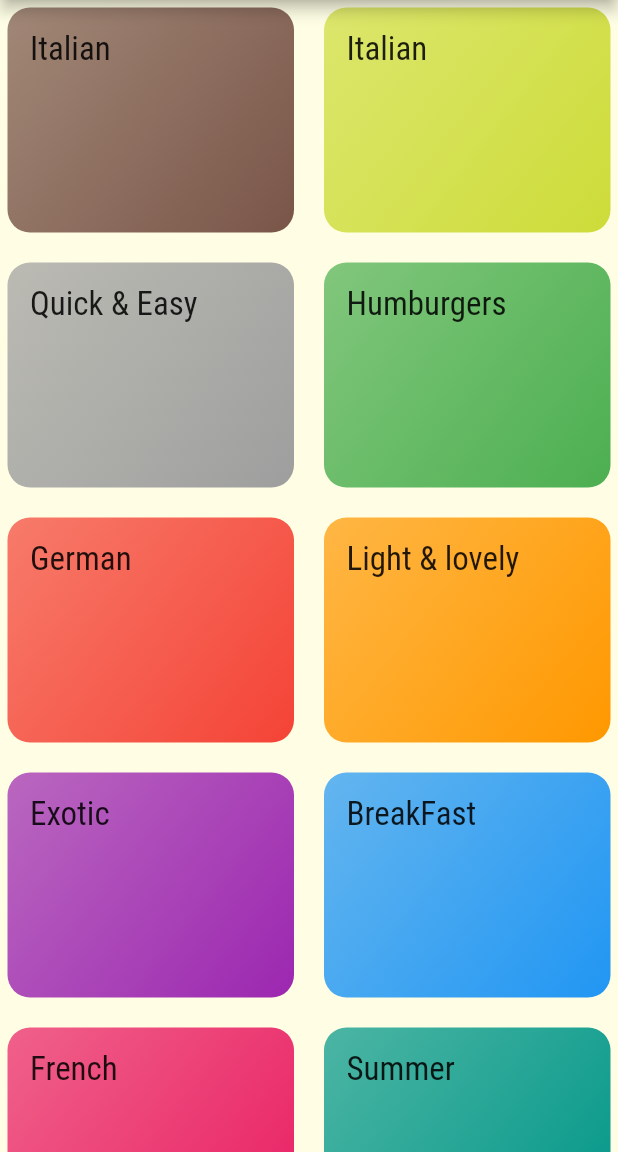
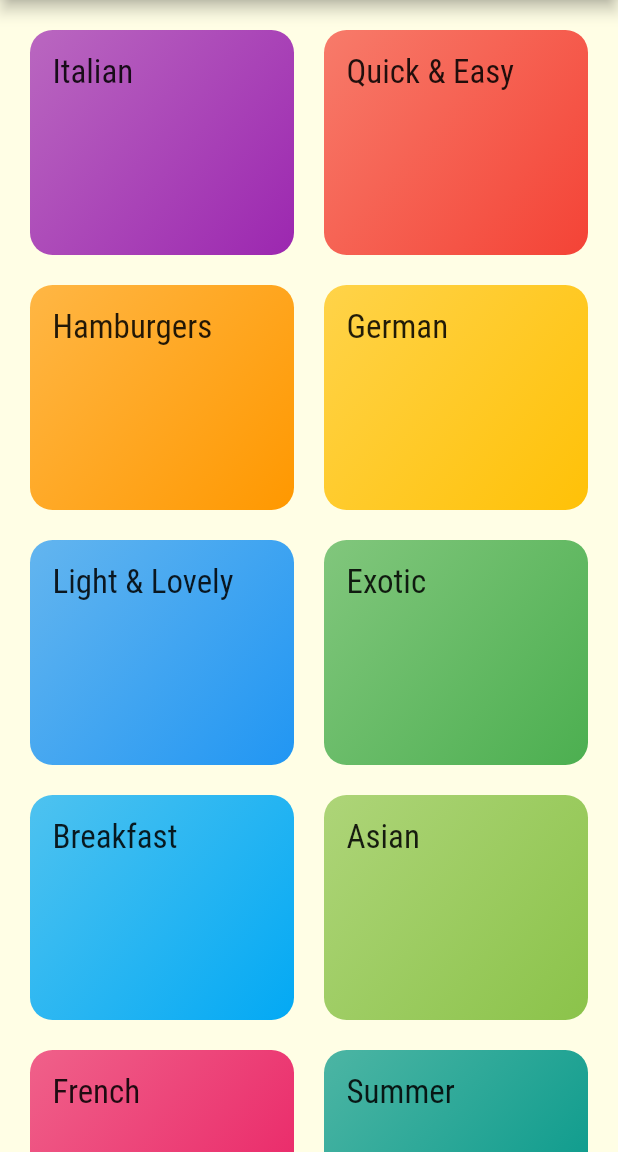
Before and after one commit to shubhamk1020/meals_app, a Flutter app: the screen it shows after launch, on a phone screen of 412 x 824 dp, the part 84-1236 px from its top. Run offline on Flutter 3.47's test engine with Material 2 defaults, Android fonts, the phone set to English and light mode, and no system bars.

Commit message:
manage dummy data

```diff
--- a/lib/Category_Screen.dart
+++ /dev/null
@@ -1,29 +0,0 @@
-import 'package:flutter/material.dart';
-import './Dummy_Categories.dart';
-import './category_item.dart';
-
-class CategoryScreen extends StatelessWidget {
-  const CategoryScreen({Key key}) : super(key: key);
-
-  @override
-  Widget build(BuildContext context) {
-    final isPortrait =
-        MediaQuery.of(context).orientation == Orientation.portrait;
-
-    return Scaffold(
-      appBar: AppBar(title: const Text('DeliMeals')),
-      body:  GridView(
-        padding: const EdgeInsets.all(5),
-        gridDelegate:  SliverGridDelegateWithFixedCrossAxisCount(
-            childAspectRatio: 3 / 2,
-            crossAxisCount: isPortrait ? 2 : 5,
-            crossAxisSpacing: isPortrait ? 20 : 30,
-            mainAxisSpacing: isPortrait ? 20 : 30,
-            mainAxisExtent: isPortrait ? 150 : 200),
-        children: DUMMY_CATEGORIES
-            .map((e) => CategoryItem(title: e.title, color: e.color))
-            .toList(),
-      ) ,
-    );
-  }
-}
--- a/lib/Dummy_Categories.dart
+++ /dev/null
@@ -1,54 +0,0 @@
-import 'package:flutter/material.dart';
-import 'package:meals_app/Models/categories.dart';
-
-const DUMMY_CATEGORIES =   [
-  Categories(
-    id: 'c1',
-    title: 'Italian',
-    color: Colors.brown),
-
-   Categories(
-    id: 'c2',
-    title: 'Italian',
-    color: Colors.lime),
-
-     Categories(
-    id: 'c3',
-    title: 'Quick & Easy',
-    color: Colors.grey),
-
-     Categories(
-    id: 'c4',
-    title: 'Humburgers',
-    color: Colors.green),
-
-     Categories(
-    id: 'c5',
-    title: 'German',
-    color: Colors.red),
-
-     Categories(
-    id: 'c6',
-    title: 'Light & lovely',
-    color: Colors.orange),
-
-     Categories(
-    id: 'c7',
-    title: 'Exotic',
-    color: Colors.purple),
-
-     Categories(
-    id: 'c8',
-    title: 'BreakFast',
-    color: Colors.blue),
-
-     Categories(
-    id: 'c9',
-    title: 'French',
-    color: Colors.pink),
-
-     Categories(
-    id: 'c1',
-    title: 'Summer',
-    color: Colors.teal),
-];
--- a/lib/Models/categories.dart
+++ b/lib/Models/categories.dart
@@ -1,11 +1,11 @@
 import 'package:flutter/material.dart';
 
-class Categories {
+class Category {
   final String id;
   final String title;
   final Color color;
 
- const Categories({@required this.id,
+ const Category({@required this.id,
   @required this.title,
   @required this.color});
 }
--- /dev/null
+++ b/lib/Screen/Category_Screen.dart
@@ -0,0 +1,31 @@
+import 'package:flutter/material.dart';
+import '../Widget/category_item.dart';
+import '../Dummy_Date.dart';
+
+
+class CategoryScreen extends StatelessWidget {
+  @override
+  Widget build(BuildContext context) {
+    final isPortrait =
+        MediaQuery.of(context).orientation == Orientation.portrait;
+
+    return Scaffold(
+
+      appBar: AppBar(title: Text('DeliMeals'),
+      ),
+      body: GridView(
+        padding: const EdgeInsets.all(20),
+         children: DUMMY_CATEGORIES
+            .map((e) => CategoryItem(id: e.id, title: e.title, color: e.color))
+            .toList(),
+            gridDelegate: SliverGridDelegateWithFixedCrossAxisCount(
+            childAspectRatio: 3 / 2,
+            crossAxisCount: isPortrait ? 2 : 5,
+            crossAxisSpacing: isPortrait ? 20 : 30,
+            mainAxisSpacing: isPortrait ? 20 : 30,
+            mainAxisExtent: isPortrait ? 150 : 200),
+
+      ),
+    );
+  }
+}
--- /dev/null
+++ b/lib/Widget/category_item.dart
@@ -0,0 +1,36 @@
+import 'package:flutter/material.dart';
+
+class CategoryItem extends StatelessWidget {
+  final String id;
+  final String title;
+  final Color color;
+
+  const CategoryItem({Key key, this.id, this.title, this.color}) : super(key: key);
+   void selectCategories(BuildContext ctx) {
+    Navigator.of(ctx).pushNamed('/Category_meals',
+    arguments: {'id': id, 'title':title}
+
+    );
+  }
+
+
+  @override
+  Widget build(BuildContext context) {
+    return InkWell(
+      onTap: () => selectCategories(context),
+      child: Container(
+        padding: const EdgeInsets.all(15),
+        decoration: BoxDecoration(
+            gradient: LinearGradient(
+                colors: [color.withOpacity(0.7), color],
+                begin: Alignment.topLeft,
+                end: Alignment.bottomRight),
+            borderRadius: BorderRadius.circular(15)),
+        child: Text(
+          title,
+          style: Theme.of(context).textTheme.headline6,
+        ),
+      ),
+    );
+  }
+}
--- a/lib/category_item.dart
+++ /dev/null
@@ -1,28 +0,0 @@
-import 'package:flutter/material.dart';
-
-
-class CategoryItem extends StatelessWidget {
-
-  final String title;
-  final Color color;
-
-  // ignore: use_key_in_widget_constructors
-  const CategoryItem({@required this.title, @required this.color});
-
-
-  @override
-  Widget build(BuildContext context) {
-
-    return Container(
-      padding: EdgeInsets.all(15),
-      decoration: BoxDecoration(gradient: LinearGradient(colors:
-       [color.withOpacity(0.7),color ],
-      begin: Alignment.topLeft,
-      end: Alignment.bottomRight
-      ),
-      borderRadius: BorderRadius.circular(15)
-      ),
-      child: Text(title,style: Theme.of(context).textTheme.headline6,),
-    );
-  }
-}
--- a/lib/main.dart
+++ b/lib/main.dart
@@ -1,5 +1,6 @@
 import 'package:flutter/material.dart';
-import './Category_Screen.dart';
+import './Screen/Category_Screen.dart';
+import '../Screen/categoriesMealsScreen.dart';
 
 
 void main() =>
@@ -27,8 +28,13 @@ class MyApp extends StatelessWidget {
 
       ), colorScheme: ColorScheme.fromSwatch(primarySwatch: Colors.blue).copyWith(secondary: Colors.amber)
       ),
+      initialRoute: '/',
+    //  home:  CategoryScreen(),
 
-      home:  const CategoryScreen(),
+      routes: {
+        '/' : (ctx) => CategoryScreen(),
+        CategoryMealsScreen.routeName: (ctx) => CategoryMealsScreen(),
+        },
     );
   }
 }
--- a/pubspec.yaml
+++ b/pubspec.yaml
@@ -29,6 +29,7 @@ environment:
 dependencies:
   flutter:
     sdk: flutter
+
 
 
   # The following adds the Cupertino Icons font to your application.
```
Also changed, not shown: lib/Dummy_Date.dart (added, +411 -0 lines), lib/Models/meal.dart (added, +44 -0 lines), lib/Screen/categoriesMealsScreen.dart (added, +38 -0 lines), lib/Widget/mealItem.dart (added, +53 -0 lines), pubspec.lock.
